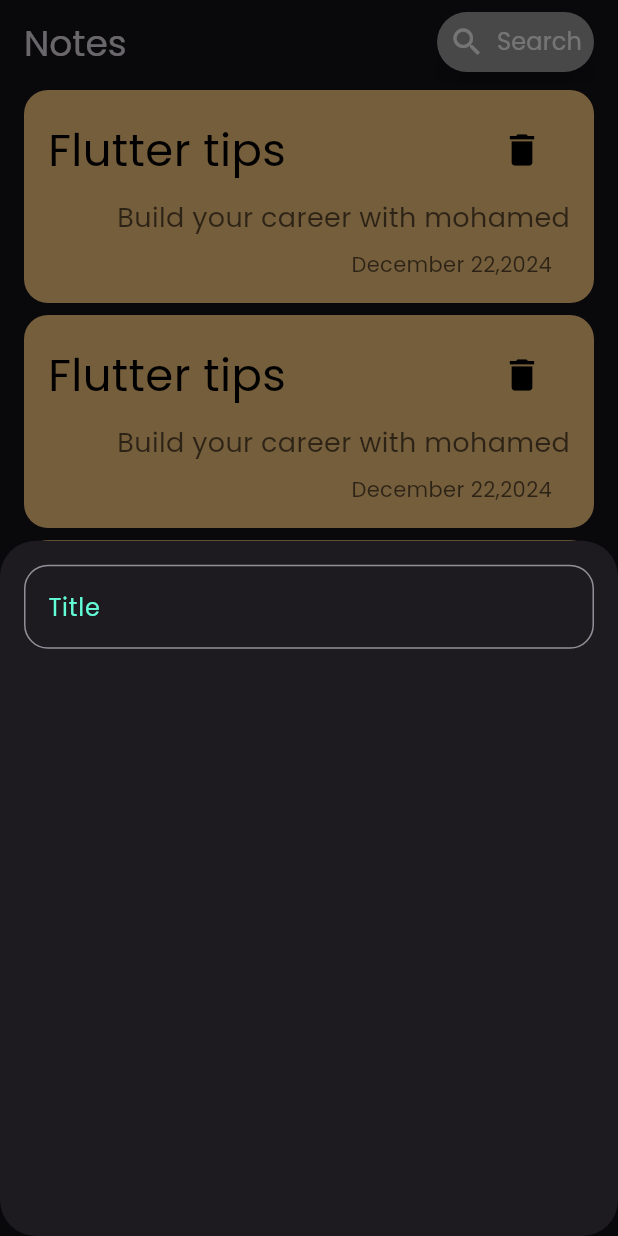
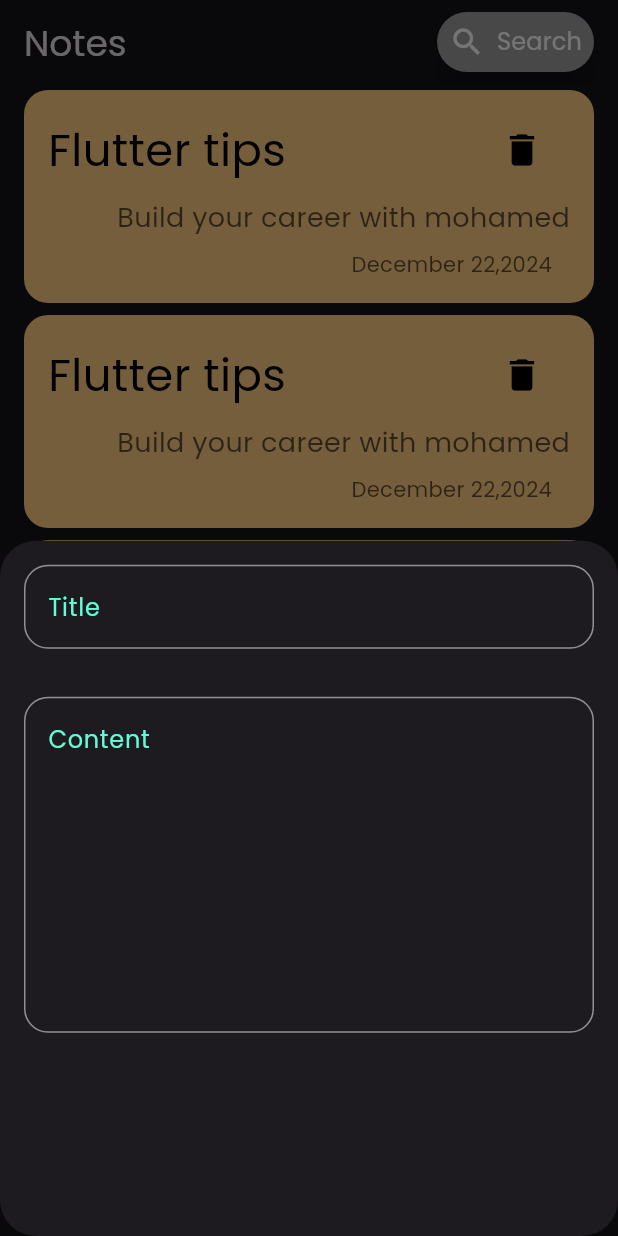
Before and after one commit to Moh6Amed/Notes-App, a Flutter app: the screen it shows after launch, after a tap on the "add" icon, on a phone screen of 412 x 824 dp. Run offline on Flutter 3.47's test engine with Material 3 defaults, Android fonts, the phone set to English and light mode, and no system bars.

Commit message:
add second text field in bottom note sheet

```diff
--- a/lib/widgets/adding_note_with_bottom_sheet.dart
+++ b/lib/widgets/adding_note_with_bottom_sheet.dart
@@ -6,10 +6,15 @@ class AddingNoteWithBottomSheet extends StatelessWidget {
 
   @override
   Widget build(BuildContext context) {
-    return const Column(
+    return Column(
       children: [
-
-        CustomTextFieled(),
+        CustomTextFieled(
+          hintName: 'Title',
+        ),
+        CustomTextFieled(
+          hintName: 'Content',
+          maxLines: 8,
+        ),
       ],
     );
   }
--- a/lib/widgets/custom_text_fieled.dart
+++ b/lib/widgets/custom_text_fieled.dart
@@ -2,17 +2,19 @@ import 'package:flutter/material.dart';
 import 'package:notesapp/contstants.dart';
 
 class CustomTextFieled extends StatelessWidget {
-  const CustomTextFieled({super.key});
-
+  CustomTextFieled({super.key, required this.hintName, this.maxLines = 1});
+  final String hintName;
+  final int maxLines;
   @override
   Widget build(BuildContext context) {
     return Padding(
       padding: const EdgeInsets.all(16),
       child: TextField(
         cursorColor: kPrimaryColor,
+        maxLines: maxLines,
         decoration: InputDecoration(
-          hintText: 'Title',
-          hintStyle: const TextStyle( color: kPrimaryColor),
+          hintText: hintName,
+          hintStyle: const TextStyle(color: kPrimaryColor),
           border: OutlineInputBorder(
             borderRadius: BorderRadius.circular(16),
             borderSide: const BorderSide(color: Colors.white),
```
